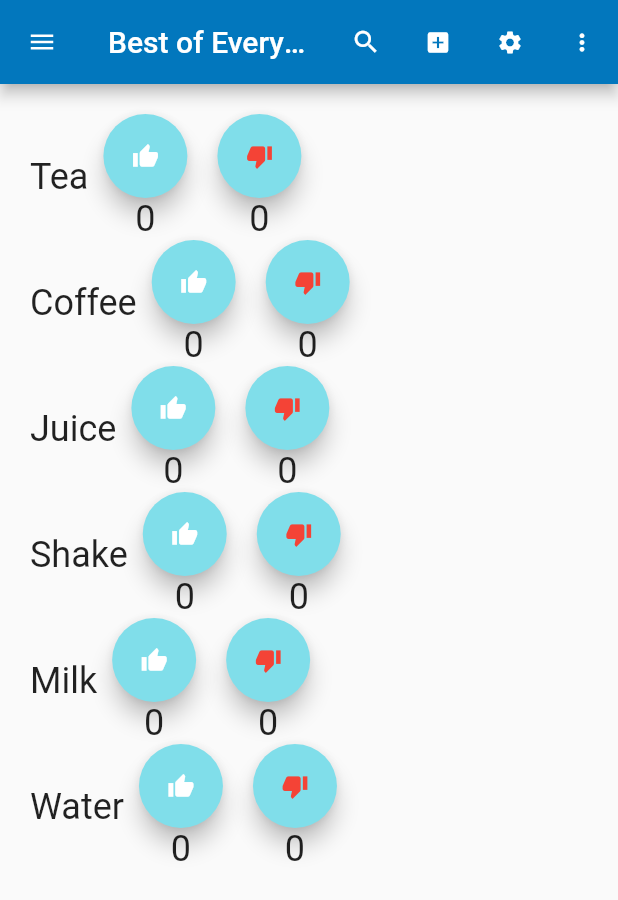
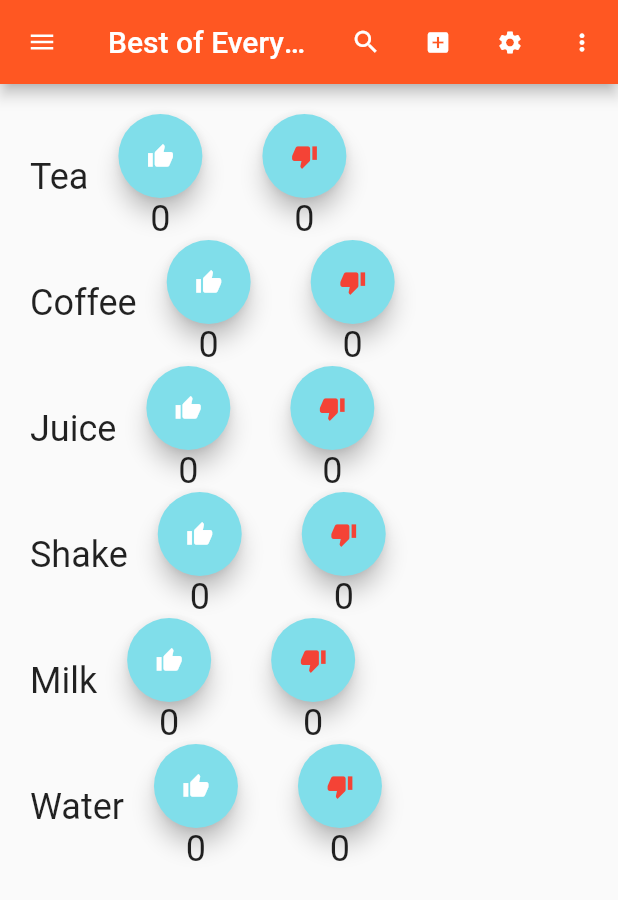
Before and after one commit to jiteshkaranjkar/best_of_everything--Flutter, a Flutter app: the screen it shows after launch, on a phone screen of 412 x 824 dp. Shown: the top 900 px of the screen. Run offline on Flutter 3.47's test engine with Material 2 defaults, Android fonts, the phone set to English and light mode, and no system bars; our stand-ins replace cloud_firestore; accounts and stored records are empty.

```diff
--- a/lib/common/counter_button.dart
+++ b/lib/common/counter_button.dart
@@ -16,7 +16,7 @@ class _MyCounterActionButton extends State<CounterActionButton> {
     return Column(
       children: <Widget>[
         Padding(
-          padding: const EdgeInsets.only(left: 10.0, right: 10.0),
+          padding: const EdgeInsets.only(left: 20.0, right: 20.0),
           child: Column(
             children: [
               new FloatingActionButton(
--- a/lib/database.dart
+++ b/lib/database.dart
@@ -40,7 +40,7 @@ class _PollsFireStoreState extends State<PollsFireStore> {
 
     documentReference.setData(mapPoll).whenComplete(() {
       print("aslkfjas");
-    }).catchError((e) => print("Error $e"));
+    }).catchError((err) => print("Error $err"));
     return Container();
   }
 }
--- a/lib/main.dart
+++ b/lib/main.dart
@@ -10,7 +10,7 @@ class PollApp extends StatelessWidget {
       theme: ThemeData(
         primarySwatch: Colors.deepOrange,
         //brightness: Brightness.light,
-        primaryColor: Colors.lightBlue[800],
+        //primaryColor: Colors.lightBlue[800],
         accentColor: Colors.cyan[200],
       ),
       home: Scaffold(
--- a/lib/poll.dart
+++ b/lib/poll.dart
@@ -2,6 +2,5 @@ class Poll {
   String title;
   int incCounter;
   int decCounter;
-
   Poll(this.title, this.incCounter, this.decCounter);
 }
--- a/lib/poll_control.dart
+++ b/lib/poll_control.dart
@@ -3,9 +3,6 @@ import 'package:flutter/material.dart';
 import './poll_element.dart';
 
 class PollControl extends StatelessWidget {
-  //PollControl({this.database, this.stream});
-  //final Database database;
-  //final Stream<List<Counter>> stream;
   final List<String> strList = [
     "Tea",
     "Coffee",
--- a/lib/search_bar.dart
+++ b/lib/search_bar.dart
@@ -63,11 +63,6 @@ class _SearchBarState extends State<SearchBar> {
             onPressed: _handleSearchBegin,
             tooltip: 'Search',
           ),
-//          IconButton(
-//            icon: const Icon(Icons.account_circle),
-//            onPressed: _handleSearchBegin,
-//            tooltip: 'Search',
-//          ),
           IconButton(
             icon: const Icon(
               Icons.settings,
```
Also changed, not shown: lib/poll_element.dart (+1 -16 lines), lib/poll_manager.dart (+0 -8 lines).
